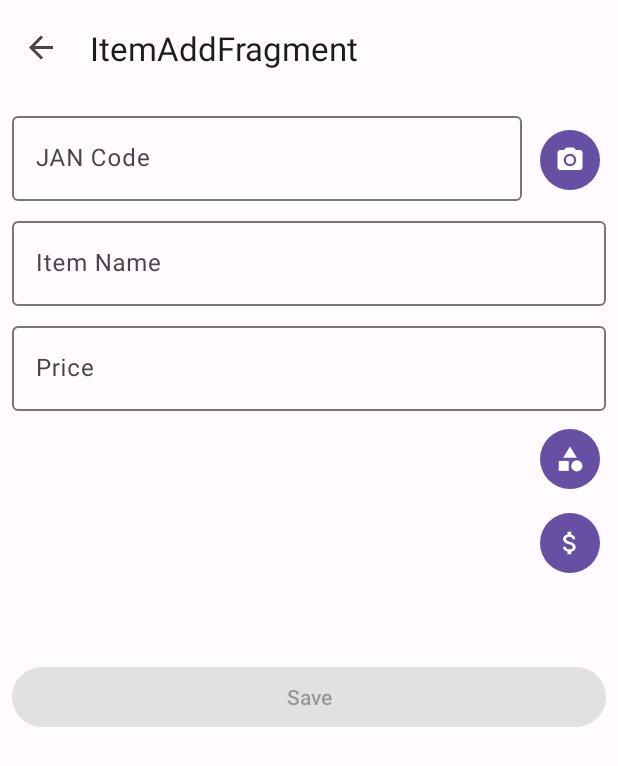
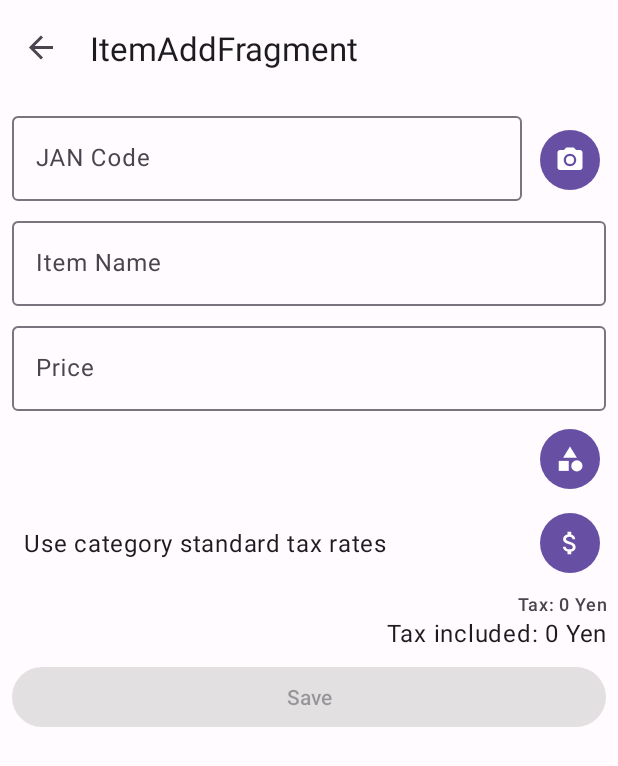
Before and after one commit to yuchan2215/RegisterSimulator, an Android app: the ItemAddFragment screen opened through its navigation route, on a phone screen of 412 x 824 dp. Shown: the top 766 px of the screen. Run offline under Robolectric (Android 15) with nearby library versions, the phone set to English and light mode, and no system bars; our stand-ins replace Dagger/Hilt's generated code, Room's generated code, data binding, navigation-ui.

Commit message:
add: アイテム追加画面のバインディングを作成

```diff
--- /dev/null
+++ b/app/src/main/java/xyz/miyayu/android/registersimulator/viewmodel/ItemAddViewModel.kt
@@ -0,0 +1,169 @@
+package xyz.miyayu.android.registersimulator.viewmodel
+
+import android.view.View
+import androidx.lifecycle.MediatorLiveData
+import androidx.lifecycle.MutableLiveData
+import androidx.lifecycle.Observer
+import androidx.lifecycle.ViewModel
+import androidx.lifecycle.ViewModelProvider
+import androidx.lifecycle.liveData
+import androidx.lifecycle.map
+import androidx.lifecycle.switchMap
+import androidx.lifecycle.viewModelScope
+import dagger.assisted.Assisted
+import dagger.assisted.AssistedFactory
+import dagger.assisted.AssistedInject
+import kotlinx.coroutines.Dispatchers
+import xyz.miyayu.android.registersimulator.R
+import xyz.miyayu.android.registersimulator.model.entity.TaxRate
+import xyz.miyayu.android.registersimulator.repositories.CategoryRepository
+import xyz.miyayu.android.registersimulator.repositories.ItemRepository
+import xyz.miyayu.android.registersimulator.repositories.TaxRateRepository
+import xyz.miyayu.android.registersimulator.util.DecimalUtils
+import xyz.miyayu.android.registersimulator.util.ResourceService
+import xyz.miyayu.android.registersimulator.views.fragments.settings.ItemAddFragmentArgs
+import java.math.BigDecimal
+import java.math.RoundingMode
+
+class ItemAddViewModel @AssistedInject constructor(
+    private val itemRepository: ItemRepository,
+    private val taxRateRepository: TaxRateRepository,
+    private val categoryRepository: CategoryRepository,
+    private val resourceService: ResourceService,
+    @Assisted navigationArgs: ItemAddFragmentArgs
+) : ViewModel() {
+    @AssistedFactory
+    interface Factory {
+        fun create(navigationArgs: ItemAddFragmentArgs): ItemAddViewModel
+    }
+
+    companion object {
+        fun provideFactory(
+            assistedFactory: Factory,
+            navigationArgs: ItemAddFragmentArgs
+        ) = object : ViewModelProvider.Factory {
+            override fun <T : ViewModel> create(modelClass: Class<T>): T {
+                @Suppress("UNCHECKED_CAST")
+                return assistedFactory.create(navigationArgs) as T
+            }
+        }
+    }
+
+    val inputJanCode = MutableLiveData<String?>(null)
+    val inputItemName = MutableLiveData<String?>(null)
+    val inputPrice = MutableLiveData<String?>(null)
+    private val selectedCategoryId = MutableLiveData<Int?>(null)
+    private val selectedTaxRateId = MutableLiveData<Int?>(null)
+
+    val priceBigDecimal = inputPrice.map {
+        return@map if (it.isNullOrEmpty()) {
+            BigDecimal("0")
+        } else {
+            BigDecimal(it)
+        }
+    }
+
+    val categoryDetails = selectedCategoryId.switchMap {
+        liveData(context = viewModelScope.coroutineContext + Dispatchers.IO) {
+            if (it == null) {
+                emit(null)
+                return@liveData
+            }
+            val result = categoryRepository.getCategoryAndTaxRate(it)
+            emit(result)
+        }
+    }
+    // カテゴリ標準の税率
+    val categoryTaxRatePreview = categoryDetails.map {
+        if (it?.taxRate == null) return@map ""
+        val taxRate = it.taxRate
+        resourceService.getResources()
+            .getString(R.string.category_tax_preview, taxRate.title, taxRate.rate)
+    }
+
+    inner class TaxRateModel(val taxRate: TaxRate?) {
+        /**税率名*/
+        val name: String = taxRate?.title ?: resourceService.getResources()
+            .getString(R.string.tax_rate_not_set_display)
+        /**税率のプレビュー*/
+        val preview: String? = taxRate?.let {
+            resourceService.getResources()
+                .getString(R.string.category_tax_preview, it.title, it.rate)
+        }
+        /**選択されている税率を表示するかどうか*/
+        val selectedTaxRateVisibility = if (preview == null) View.GONE else View.VISIBLE
+    }
+
+    // 選択されている税率
+    val selectedTaxRate = selectedTaxRateId.switchMap {
+        liveData(context = viewModelScope.coroutineContext + Dispatchers.IO) {
+            if (it == null) {
+                emit(TaxRateModel(null))
+            } else {
+                val result = taxRateRepository.getTaxRates().getOrNull(it)
+                emit(TaxRateModel(result))
+            }
+        }
+    }
+
+    /**
+     * 現在の税率。
+     * 税率がマニュアルで設定されていればそちらを利用し、設定されていなければカテゴリ標準を利用する。
+     * ただし、どちらもnullなら0とする。
+     */
+    val currentTaxRate by lazy {
+        object : MediatorLiveData<BigDecimal?>() {
+            val observer = Observer<Any?> {
+                val selectedTaxRate = selectedTaxRate.value?.taxRate?.getBigDecimalRate()
+                val selectedCategoryTaxRate = categoryDetails.value?.taxRate?.getBigDecimalRate()
+                this.value = selectedTaxRate ?: selectedCategoryTaxRate ?: "0".toBigDecimal()
+            }
+        }.apply {
+            this.value = null
+            addSource(categoryDetails, observer)
+            addSource(selectedTaxRate, observer)
+        }
+    }
+
+    val currentTax by lazy {
+        object : MediatorLiveData<BigDecimal?>() {
+            val observer = Observer<Any?> {
+                val input = priceBigDecimal.value ?: "0".toBigDecimal()
+                val taxRate = (currentTaxRate.value ?: 0.toBigDecimal()).divide(
+                    100.toBigDecimal(),
+                    2,
+                    RoundingMode.HALF_EVEN
+                )
+                val tax = input * taxRate
+                this.value = tax
+            }
+        }.apply {
+            this.value = null
+            addSource(currentTaxRate, observer)
+            addSource(priceBigDecimal, observer)
+        }
+    }
+
+    val currentTaxFormattedString = currentTax.map {
+        val tax = DecimalUtils.getSplit(it)
+        resourceService.getResources().getString(R.string.tax_preview, tax)
+    }
+
+    private val currentSumPrice by lazy {
+        object : MediatorLiveData<BigDecimal?>() {
+            val observer = Observer<Any?> {
+                val input = priceBigDecimal.value ?: "0".toBigDecimal()
+                val tax = currentTax.value ?: "0".toBigDecimal()
+                this.value = input.plus(tax)
+            }
+        }.apply {
+            this.value = null
+            addSource(currentTax, observer)
+            addSource(priceBigDecimal, observer)
+        }
+    }
+    val currentSumPriceFormattedString = currentSumPrice.map {
+        val sum = DecimalUtils.getSplit(it)
+        resourceService.getResources().getString(R.string.price_preview, sum)
+    }
+}
--- a/app/src/main/java/xyz/miyayu/android/registersimulator/views/fragments/settings/ItemAddFragment.kt
+++ b/app/src/main/java/xyz/miyayu/android/registersimulator/views/fragments/settings/ItemAddFragment.kt
@@ -1,6 +1,35 @@
 package xyz.miyayu.android.registersimulator.views.fragments.settings
 
+import android.os.Bundle
+import android.view.View
 import androidx.fragment.app.Fragment
+import androidx.fragment.app.viewModels
+import androidx.navigation.fragment.navArgs
+import dagger.hilt.android.AndroidEntryPoint
 import xyz.miyayu.android.registersimulator.R
+import xyz.miyayu.android.registersimulator.databinding.ItemAddFragmentBinding
+import xyz.miyayu.android.registersimulator.viewmodel.ItemAddViewModel
+import javax.inject.Inject
 
-class ItemAddFragment : Fragment(R.layout.item_add_fragment)
+@AndroidEntryPoint
+class ItemAddFragment : Fragment(R.layout.item_add_fragment) {
+    @Inject
+    lateinit var viewModelFactory: ItemAddViewModel.Factory
+
+    private val navigationArgs: ItemAddFragmentArgs by navArgs()
+    private val viewModel: ItemAddViewModel by viewModels(
+        ownerProducer = { this },
+        factoryProducer = {
+            val args = navigationArgs
+            ItemAddViewModel.provideFactory(viewModelFactory, args)
+        }
+    )
+
+    override fun onViewCreated(view: View, savedInstanceState: Bundle?) {
+        super.onViewCreated(view, savedInstanceState)
+
+        val binding = ItemAddFragmentBinding.bind(view)
+        binding.lifecycleOwner = viewLifecycleOwner
+        binding.viewModel = viewModel
+    }
+}
--- a/app/src/main/res/layout/item_add_fragment.xml
+++ b/app/src/main/res/layout/item_add_fragment.xml
@@ -6,6 +6,9 @@
 
     <data>
 
+        <variable
+            name="viewModel"
+            type="xyz.miyayu.android.registersimulator.viewmodel.ItemAddViewModel" />
     </data>
 
     <ScrollView
@@ -34,7 +37,8 @@
                         android:id="@+id/jan_edit_text"
                         android:layout_width="match_parent"
                         android:layout_height="wrap_content"
-                        android:inputType="number" />
+                        android:inputType="number"
+                        android:text="@={viewModel.inputJanCode}" />
                 </com.google.android.material.textfield.TextInputLayout>
 
                 <Button
@@ -55,11 +59,13 @@
                 android:layout_height="wrap_content"
                 android:layout_marginTop="8dp"
                 android:hint="@string/item_name_hint">
+
                 <com.google.android.material.textfield.TextInputEditText
                     android:id="@+id/item_name_edit_text"
                     android:layout_width="match_parent"
                     android:layout_height="wrap_content"
-                    android:inputType="text"/>
+                    android:inputType="text"
+                    android:text="@={viewModel.inputItemName}" />
             </com.google.android.material.textfield.TextInputLayout>
 
             <com.google.android.material.textfield.TextInputLayout
@@ -68,11 +74,13 @@
                 android:layout_height="wrap_content"
                 android:layout_marginTop="8dp"
                 android:hint="@string/price_hint">
+
                 <com.google.android.material.textfield.TextInputEditText
                     android:id="@+id/price_edit_text"
                     android:layout_width="match_parent"
                     android:layout_height="wrap_content"
-                    android:inputType="number"/>
+                    android:inputType="number"
+                    android:text="@={viewModel.inputPrice}" />
             </com.google.android.material.textfield.TextInputLayout>
 
             <LinearLayout
@@ -92,14 +100,17 @@
                         android:id="@+id/category_name"
                         android:layout_width="match_parent"
                         android:layout_height="wrap_content"
+                        android:text="@{viewModel.categoryDetails.category.name}"
                         android:textAppearance="@style/TextAppearance.Material3.BodyLarge"
                         tools:text="カテゴリ" />
+
                     <TextView
                         android:id="@+id/category_tax_preview"
                         android:layout_width="match_parent"
                         android:layout_height="wrap_content"
+                        android:text="@{viewModel.categoryTaxRatePreview}"
                         android:textAppearance="@style/TextAppearance.Material3.LabelMedium"
-                        tools:text="標準税率(8%)"/>
+                        tools:text="標準税率(8%)" />
                 </LinearLayout>
 
                 <Button
@@ -119,24 +130,37 @@
                 android:layout_marginTop="8dp"
                 android:gravity="center_vertical"
                 android:orientation="horizontal">
+
                 <LinearLayout
                     android:layout_width="0dp"
                     android:layout_height="wrap_content"
                     android:layout_weight="1"
                     android:orientation="vertical">
+
+                    <TextView
+                        android:layout_width="wrap_content"
+                        android:layout_height="wrap_content"
+                        android:text="@string/override_category_taxrate"
+                        android:textAppearance="@style/TextAppearance.Material3.LabelSmall"
+                        android:textColor="?attr/colorTertiary"
+                        android:visibility="@{viewModel.selectedTaxRate.selectedTaxRateVisibility}" />
+
                     <TextView
                         android:id="@+id/selected_tex"
                         android:layout_width="match_parent"
                         android:layout_height="wrap_content"
+                        android:text="@{viewModel.selectedTaxRate.name}"
                         android:textAppearance="@style/TextAppearance.Material3.BodyLarge"
-                        tools:text="カテゴリの標準税率を利用する"/>
+                        tools:text="カテゴリの標準税率を利用する" />
+
                     <TextView
                         android:id="@+id/illegal_tax_preview"
                         android:layout_width="wrap_content"
                         android:layout_height="wrap_content"
+                        android:text="@{viewModel.selectedTaxRate.preview}"
                         android:textAppearance="@style/TextAppearance.Material3.LabelMedium"
-                        android:visibility="gone"
-                        tools:text="8%"/>
+                        android:visibility="@{viewModel.selectedTaxRate.selectedTaxRateVisibility}"
+                        tools:text="8%" />
                 </LinearLayout>
                 <Button
                     android:id="@+id/select_tax_button"
@@ -153,6 +177,7 @@
                 android:layout_height="wrap_content"
                 android:layout_marginTop="8dp"
                 android:gravity="end"
+                android:text="@{viewModel.currentTaxFormattedString}"
                 android:textAppearance="@style/TextAppearance.Material3.LabelMedium"
                 tools:text="消費税：132.4円"/>
             <TextView
@@ -160,6 +185,7 @@
                 android:layout_width="match_parent"
                 android:layout_height="wrap_content"
                 android:gravity="end"
+                android:text="@{viewModel.currentSumPriceFormattedString}"
                 android:textAppearance="@style/TextAppearance.Material3.BodyLarge"
                 tools:text="4240円"/>
 
--- a/app/src/main/res/values/strings.xml
+++ b/app/src/main/res/values/strings.xml
@@ -30,4 +30,8 @@
     <string name="price_hint">Price</string>
     <string name="select_tax_section_description">Select Tax section</string>
     <string name="select_category_description">Select Category</string>
+    <string name="tax_rate_not_set_display">Use category standard tax rates</string>
+    <string name="override_category_taxrate">Overrides the category standard tax rate.</string>
+    <string name="tax_preview">Tax: %s Yen</string>
+    <string name="price_preview">Tax included: %s Yen</string>
 </resources>
```
Also changed, not shown: 1 other file.
